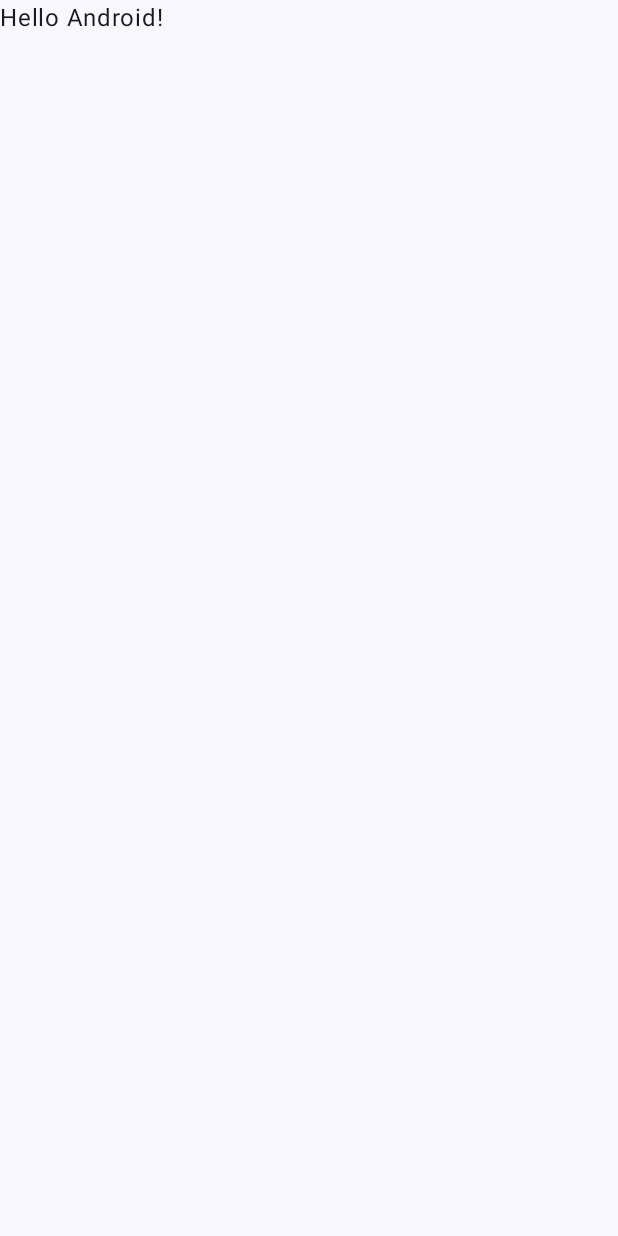
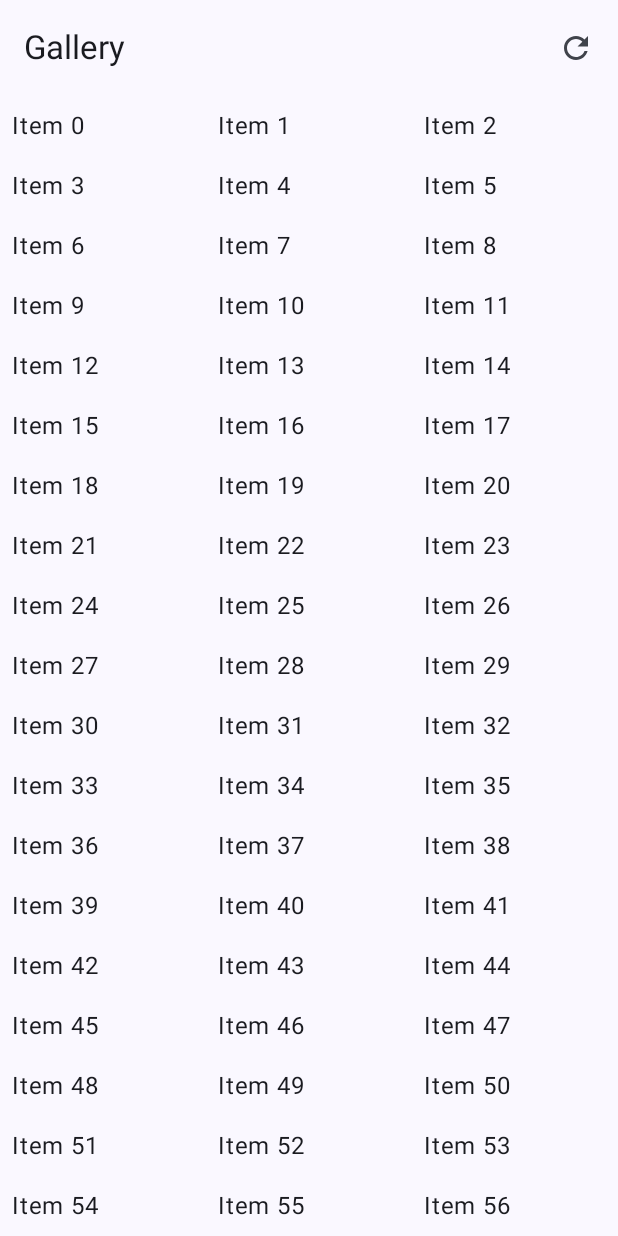
Before and after one commit to DoggyDoggyDoggy/Assignment-Two, an Android app built with Jetpack Compose: the screen it shows after launch (MainActivity), on a phone screen of 412 x 824 dp. Before the commit the screen is almost empty. Run offline under Robolectric (Android 15) with nearby library versions, the phone set to English and light mode, and no system bars.

Commit message:
Feat: Add GalleryScreen with ViewModel and TopBar
This commit introduces the initial structure for the gallery screen.

- Adds `GalleryScreenViewModel` as a placeholder ViewModel.
- Implements `TopBar` composable with a title and a refresh icon.
- Creates `GalleryScreen` composable using `Scaffold` to display the `TopBar` and a `LazyVerticalGrid` for content.
- Updates `MainActivity` to display `GalleryScreen`.
- Enables Gradle migration settings.

```diff
--- a/app/src/main/java/denys/diomaxius/assignment_two/MainActivity.kt
+++ b/app/src/main/java/denys/diomaxius/assignment_two/MainActivity.kt
@@ -4,44 +4,19 @@ import android.os.Bundle
 import androidx.activity.ComponentActivity
 import androidx.activity.compose.setContent
 import androidx.activity.enableEdgeToEdge
-import androidx.compose.foundation.layout.fillMaxSize
-import androidx.compose.foundation.layout.padding
-import androidx.compose.material3.Scaffold
-import androidx.compose.material3.Text
-import androidx.compose.runtime.Composable
-import androidx.compose.ui.Modifier
-import androidx.compose.ui.tooling.preview.Preview
+import denys.diomaxius.assignment_two.ui.screen.GalleryScreen
+import denys.diomaxius.assignment_two.ui.screen.GalleryScreenViewModel
 import denys.diomaxius.assignment_two.ui.theme.Assignment_twoTheme
 
 class MainActivity : ComponentActivity() {
+    val viewModel = GalleryScreenViewModel()
     override fun onCreate(savedInstanceState: Bundle?) {
         super.onCreate(savedInstanceState)
         enableEdgeToEdge()
         setContent {
             Assignment_twoTheme {
-                Scaffold(modifier = Modifier.fillMaxSize()) { innerPadding ->
-                    Greeting(
-                        name = "Android",
-                        modifier = Modifier.padding(innerPadding)
-                    )
-                }
+                GalleryScreen(viewModel = viewModel)
             }
         }
     }
 }
-
-@Composable
-fun Greeting(name: String, modifier: Modifier = Modifier) {
-    Text(
-        text = "Hello $name!",
-        modifier = modifier
-    )
-}
-
-@Preview(showBackground = true)
-@Composable
-fun GreetingPreview() {
-    Assignment_twoTheme {
-        Greeting("Android")
-    }
-}
--- /dev/null
+++ b/app/src/main/java/denys/diomaxius/assignment_two/ui/screen/GalleryScreen.kt
@@ -0,0 +1,39 @@
+package denys.diomaxius.assignment_two.ui.screen
+
+import androidx.compose.foundation.layout.fillMaxSize
+import androidx.compose.foundation.layout.padding
+import androidx.compose.foundation.lazy.grid.GridCells
+import androidx.compose.foundation.lazy.grid.LazyVerticalGrid
+import androidx.compose.material3.Scaffold
+import androidx.compose.material3.Text
+import androidx.compose.runtime.Composable
+import androidx.compose.ui.Modifier
+import androidx.compose.ui.unit.dp
+
+@Composable
+fun GalleryScreen(
+    viewModel: GalleryScreenViewModel
+) {
+    Scaffold(
+        topBar = {
+            TopBar()
+        }
+    ) { innerPadding->
+        Content(modifier = Modifier.padding(innerPadding))
+    }
+}
+
+@Composable
+fun Content(modifier: Modifier = Modifier) {
+    LazyVerticalGrid(
+        columns = GridCells.Fixed(3),
+        modifier = modifier.fillMaxSize()
+    ) {
+        items(100) { index ->
+            Text(
+                text = "Item $index",
+                modifier = Modifier.padding(8.dp)
+            )
+        }
+    }
+}
--- /dev/null
+++ b/app/src/main/java/denys/diomaxius/assignment_two/ui/screen/GalleryScreenViewModel.kt
@@ -0,0 +1,7 @@
+package denys.diomaxius.assignment_two.ui.screen
+
+import androidx.lifecycle.ViewModel
+
+class GalleryScreenViewModel : ViewModel()  {
+
+}
--- /dev/null
+++ b/app/src/main/java/denys/diomaxius/assignment_two/ui/screen/TopBar.kt
@@ -0,0 +1,28 @@
+package denys.diomaxius.assignment_two.ui.screen
+
+import androidx.compose.material.icons.Icons
+import androidx.compose.material.icons.filled.Refresh
+import androidx.compose.material3.ExperimentalMaterial3Api
+import androidx.compose.material3.Icon
+import androidx.compose.material3.IconButton
+import androidx.compose.material3.Text
+import androidx.compose.material3.TopAppBar
+import androidx.compose.runtime.Composable
+
+@OptIn(ExperimentalMaterial3Api::class)
+@Composable
+fun TopBar() {
+    TopAppBar(
+        title = { Text("Gallery") },
+        actions = {
+            IconButton(
+                onClick = { /* Handle search action */ }
+            ) {
+                Icon(
+                    imageVector = Icons.Default.Refresh,
+                    contentDescription = "Refresh"
+                )
+            }
+        }
+    )
+}
```
